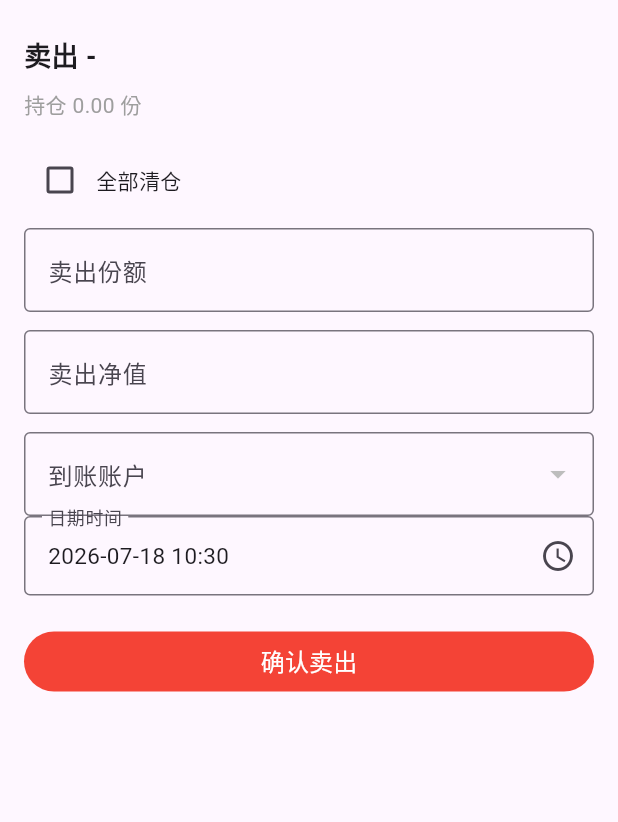
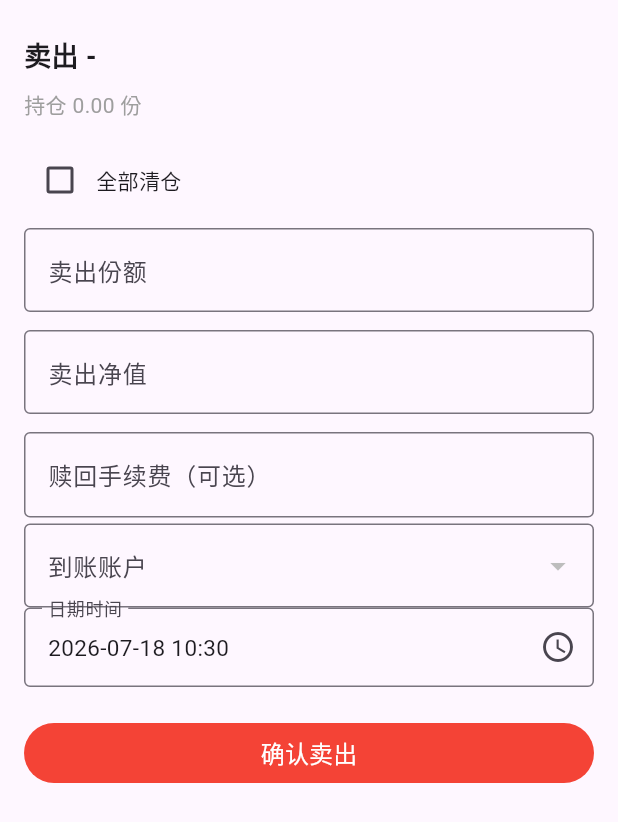
Before and after one commit to shshlh/pj003-MyLedger, a Flutter app: the _SellForm widget shown alone on an empty page, opened directly with empty values, after a tap on "确认卖出", on a phone screen of 412 x 824 dp. Shown: the top 822 px of the screen. Run offline on Flutter 3.47's test engine with Material 3 defaults, Android fonts, the phone set to English and light mode, and no system bars; our stand-ins replace fl_chart, sqflite, sqflite_common_ffi; accounts and stored records are empty.

Commit message:
feat: 卖出赎回手续费（手动输入，不计入日常支出）
- sellInvestment 加 extraFee 参数
- 净到账 = 总赎回金额 - 手续费
- 投资账户按总赎回金额减少，储蓄卡按净到账增加
- 手续费记录为 type=expense, is_investment=1（不污染日常报表）
- 卖出表单加'赎回手续费'输入框 + 净到账实时计算显示

```diff
--- a/lib/pages/investment_page.dart
+++ b/lib/pages/investment_page.dart
@@ -378,6 +378,7 @@ class _SellForm extends StatefulWidget {
 class _SellFormState extends State<_SellForm> {
  final _sharesCtrl = TextEditingController();
  final _navCtrl = TextEditingController();
+  final _feeCtrl = TextEditingController();
  final _fmt = DateFormat('yyyy-MM-dd HH:mm');
  DateTime _dateTime = DateTime.now();
   List<Account> _dailyAccounts = [];
@@ -394,7 +395,7 @@ class _SellFormState extends State<_SellForm> {
 
   @override
  void dispose() {
-    _sharesCtrl.dispose(); _navCtrl.dispose();
+    _sharesCtrl.dispose(); _navCtrl.dispose(); _feeCtrl.dispose();
    super.dispose();
  }
 
@@ -410,6 +411,7 @@ class _SellFormState extends State<_SellForm> {
     final totalShares = (widget.holding["total_shares"] as num).toDouble();
     final shares = _liquidateAll ? totalShares : (double.tryParse(_sharesCtrl.text) ?? 0);
    final nav = double.tryParse(_navCtrl.text);
+    final fee = double.tryParse(_feeCtrl.text) ?? 0;
    if (shares <= 0 || shares > totalShares || nav == null || nav <= 0) return;
     if (_toAccountId == null) return;
     setState(() => _saving = true);
@@ -419,6 +421,7 @@ class _SellFormState extends State<_SellForm> {
         toAccountId: _toAccountId!,
        shares: shares,
        nav: nav,
+        extraFee: fee > 0 ? fee : null,
        datetime: _fmt.format(_dateTime),
       );
       widget.onSaved();
@@ -463,6 +466,25 @@ class _SellFormState extends State<_SellForm> {
             decoration: const InputDecoration(labelText: "卖出净值", border: OutlineInputBorder()),
           ),
          const SizedBox(height: 12),
+          TextField(
+            controller: _feeCtrl,
+            keyboardType: const TextInputType.numberWithOptions(decimal: true),
+            decoration: const InputDecoration(labelText: "赎回手续费（可选）", border: OutlineInputBorder(), hintText: "默认 0"),
+          ),
+          const SizedBox(height: 4),
+          Builder(builder: (ctx) {
+            final s = _liquidateAll ? (widget.holding["total_shares"] as num).toDouble() : (double.tryParse(_sharesCtrl.text) ?? 0);
+            final n = double.tryParse(_navCtrl.text) ?? 0;
+            final f = double.tryParse(_feeCtrl.text) ?? 0;
+            final gross = s * n;
+            final net = (gross - f).clamp(0, double.infinity);
+            if (gross <= 0) return const SizedBox.shrink();
+            return Padding(
+              padding: const EdgeInsets.only(bottom: 12),
+              child: Text("净到账: ¥${NumberFormat("#,##0.00").format(net)}",
+                  style: TextStyle(fontSize: 14, color: Colors.grey[700])),
+            );
+          }),
          DropdownButtonFormField<String>(
            value: _toAccountId,
            decoration: const InputDecoration(labelText: "到账账户", border: OutlineInputBorder()),
```
Also changed, not shown: lib/database/database_helper.dart (+19 -5 lines). Lines whose indentation alone changed are shown as unchanged.
